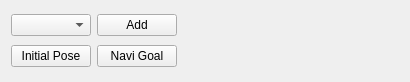
This is ui/navi_multiple_ns.ui in xinjuezou-whi/whi_rviz_plugins as Qt 5 draws it before an edit. The edited form follows.
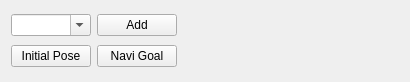
This is the edited form. Icons and pictures are not drawn.

The edit to the form file:
```diff
--- a/ui/navi_multiple_ns.ui
+++ b/ui/navi_multiple_ns.ui
@@ -21,7 +21,11 @@
        <item>
         <layout class="QHBoxLayout" name="horizontalLayout">
          <item>
-          <widget class="QComboBox" name="comboBox_ns"/>
+          <widget class="QComboBox" name="comboBox_ns">
+           <property name="editable">
+            <bool>true</bool>
+           </property>
+          </widget>
          </item>
          <item>
           <widget class="QPushButton" name="pushButton_add_ns">
```
